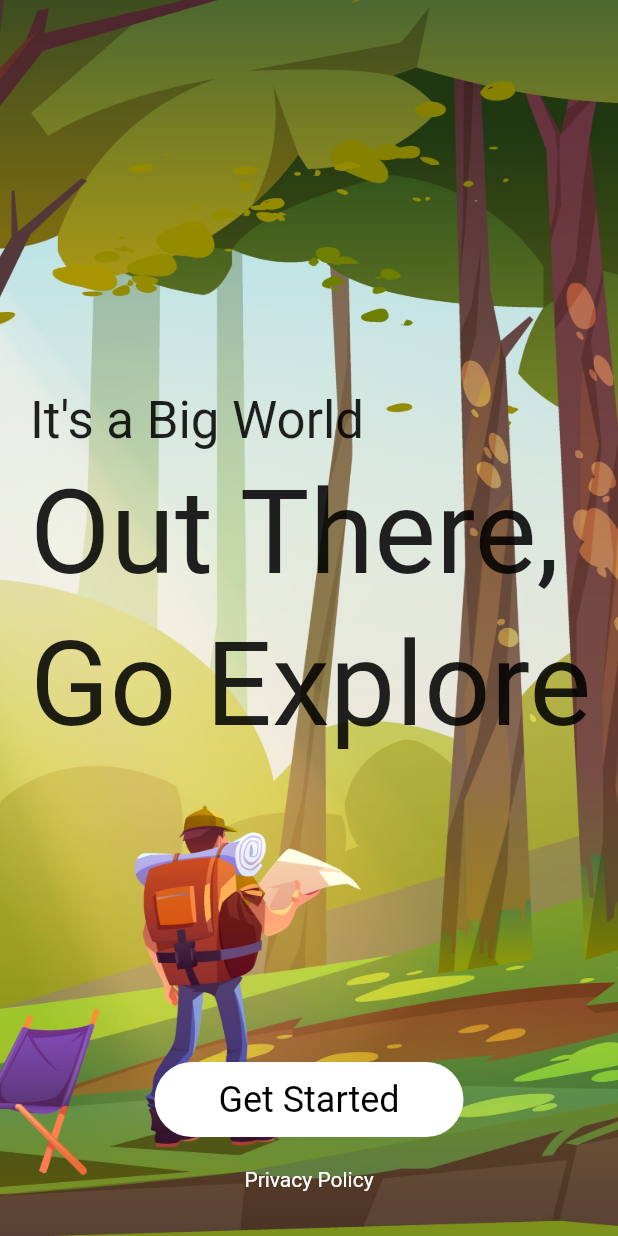
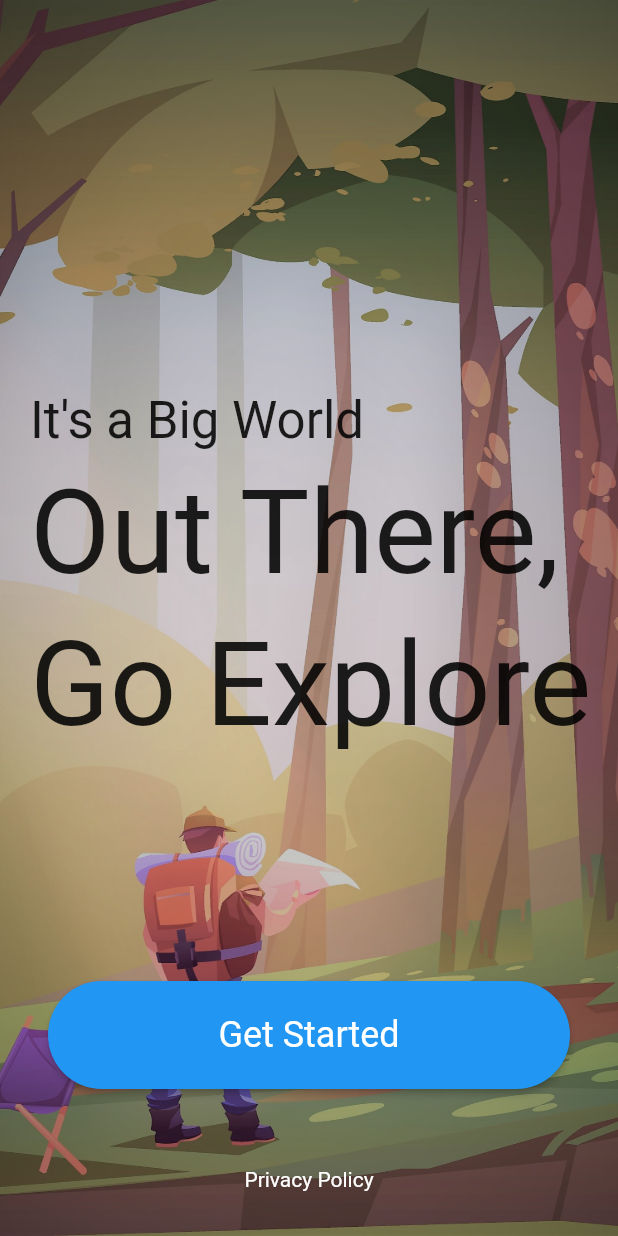
Before and after one commit to iamsajidshaz/coorg_explorer, a Flutter app: the screen it shows after launch, on a phone screen of 412 x 824 dp. Run offline on Flutter 3.47's test engine with Material 2 defaults, Android fonts, the phone set to English and light mode, and no system bars; our stand-ins replace lottie, smooth_page_indicator.

Commit message:
few changes to splash screen

```diff
--- a/lib/aftersplash_screen.dart
+++ b/lib/aftersplash_screen.dart
@@ -1,8 +1,15 @@
 import 'package:coorg/onboading_screen.dart';
 import 'package:flutter/material.dart';
 
-class AfterSplashScreen extends StatelessWidget {
+class AfterSplashScreen extends StatefulWidget {
   const AfterSplashScreen({Key? key}) : super(key: key);
+
+  @override
+  State<AfterSplashScreen> createState() => _AfterSplashScreenState();
+}
+
+class _AfterSplashScreenState extends State<AfterSplashScreen> {
+  bool isLoading = false;
 
   @override
   Widget build(BuildContext context) {
@@ -10,7 +17,7 @@ class AfterSplashScreen extends StatelessWidget {
       body: Container(
         decoration: const BoxDecoration(
           image: DecorationImage(
-            image: AssetImage("assets/images/man_exploring.jpg"),
+            image: AssetImage("assets/images/bg.jpg"),
             fit: BoxFit.cover,
           ),
         ),
@@ -78,21 +85,35 @@ class AfterSplashScreen extends StatelessWidget {
                             builder: (context) => const OnBoardingScreen()));
                   },
                   child: Container(
-                    height: 50,
-                    padding: EdgeInsets.all(10),
+                    padding: const EdgeInsets.all(32),
                     alignment: Alignment.center,
-                    width: MediaQuery.of(context).size.width / 2,
-                    decoration: BoxDecoration(
-                      borderRadius: BorderRadius.all(Radius.circular(50)),
-                      color: Colors.white,
-                    ),
-                    child: Text(
-                      'Get Started',
-                      style: TextStyle(
-                        color: Colors.black,
-                        fontSize: 24,
-                        fontWeight: FontWeight.normal,
+                    child: ElevatedButton(
+                      style: ElevatedButton.styleFrom(
+                        textStyle: TextStyle(fontSize: 24),
+                        minimumSize: Size.fromHeight(72),
+                        shape: StadiumBorder(),
                       ),
+                      child: isLoading
+                          ? const CircularProgressIndicator(
+                              color: Colors.white,
+                            )
+                          : const Text('Get Started'),
+                      onPressed: () async {
+                        if (isLoading) return;
+                        setState(() {
+                          isLoading = true;
+                        });
+                        await Future.delayed(const Duration(seconds: 5));
+                        setState(() {
+                          isLoading = false;
+                        });
+
+                        Navigator.pushReplacement(
+                            context,
+                            MaterialPageRoute(
+                                builder: (context) =>
+                                    const OnBoardingScreen()));
+                      },
                     ),
                   ),
                 ),
--- a/pubspec.yaml
+++ b/pubspec.yaml
@@ -64,6 +64,7 @@ flutter:
   assets:
     - assets/images/koteabby.jpg
     - assets/images/man_exploring.jpg
+    - assets/images/bg.jpg
     - assets/images/rock_climbing.png
 
   #   - images/a_dot_ham.jpeg
```
Also changed, not shown: assets/images/bg.jpg (added).
